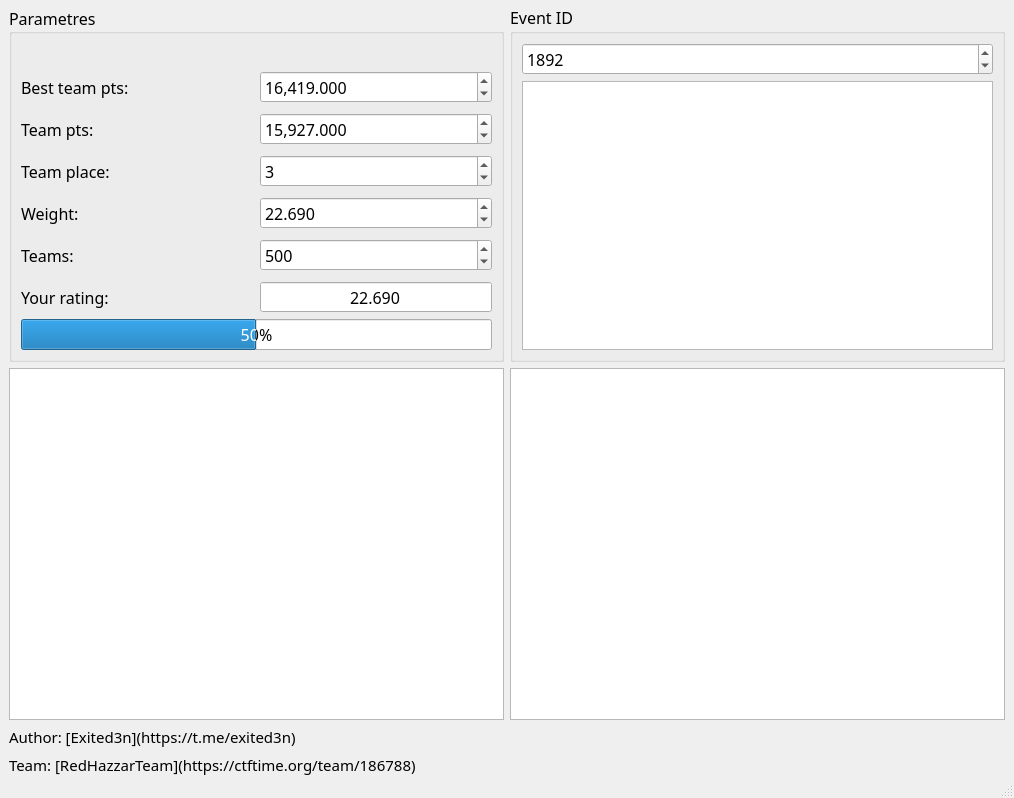
This is design.ui in akhomlyuk/ctftime_rating as Qt 5 draws it before an edit. The edited form follows.
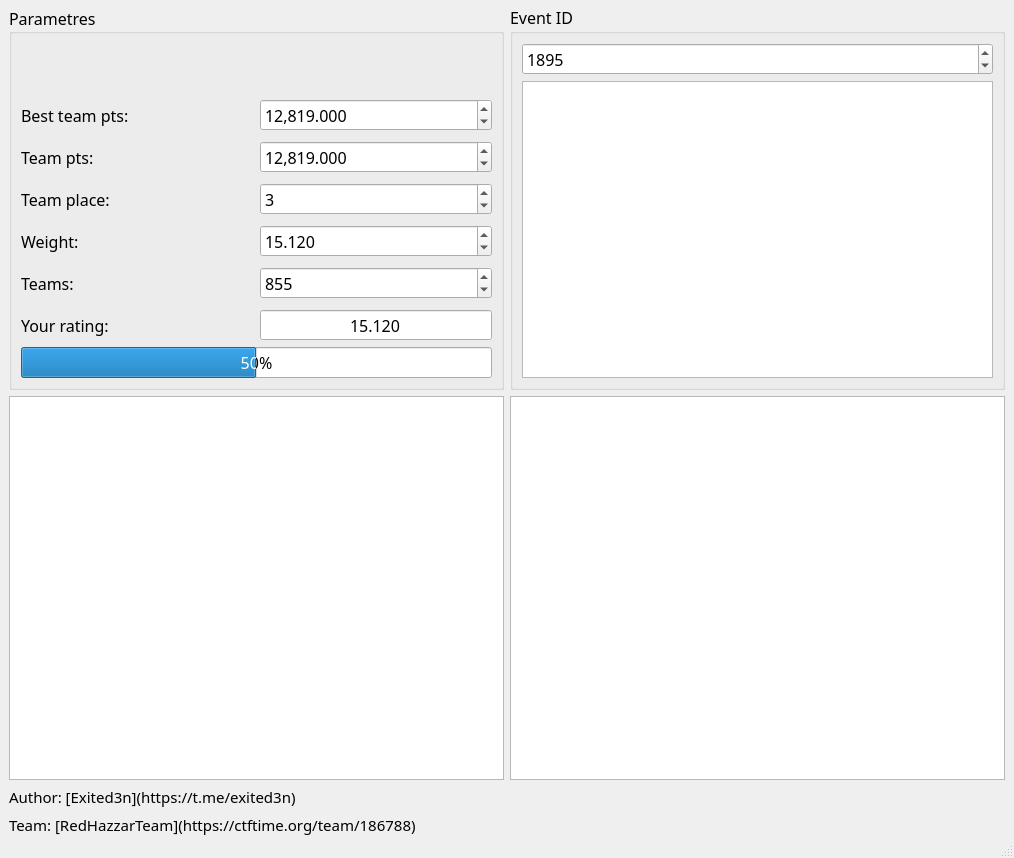
This is the edited form. Icons and pictures are not drawn.

Patch:
```diff
--- a/design.ui
+++ b/design.ui
@@ -7,7 +7,7 @@
     <x>0</x>
     <y>0</y>
     <width>1014</width>
-    <height>798</height>
+    <height>858</height>
    </rect>
   </property>
   <property name="windowTitle">
@@ -154,7 +154,7 @@
               <double>99999.990000000005239</double>
              </property>
              <property name="value">
-              <double>22.690000000000001</double>
+              <double>15.119999999999999</double>
              </property>
             </widget>
            </item>
@@ -177,7 +177,7 @@
               <number>999999</number>
              </property>
              <property name="value">
-              <number>500</number>
+              <number>855</number>
              </property>
             </widget>
            </item>
@@ -237,7 +237,7 @@
               <double>1000.000000000000000</double>
              </property>
              <property name="value">
-              <double>22.690000000000001</double>
+              <double>15.119999999999999</double>
              </property>
             </widget>
            </item>
@@ -260,7 +260,7 @@
               <double>99999.990000000005239</double>
              </property>
              <property name="value">
-              <double>15927.000000000000000</double>
+              <double>12819.000000000000000</double>
              </property>
             </widget>
            </item>
@@ -289,7 +289,7 @@
               <double>99999.990000000005239</double>
              </property>
              <property name="value">
-              <double>16419.000000000000000</double>
+              <double>12819.000000000000000</double>
              </property>
             </widget>
            </item>
@@ -310,6 +310,18 @@
            <property name="value">
             <number>50</number>
            </property>
+           <property name="textVisible">
+            <bool>true</bool>
+           </property>
+           <property name="orientation">
+            <enum>Qt::Horizontal</enum>
+           </property>
+           <property name="invertedAppearance">
+            <bool>false</bool>
+           </property>
+           <property name="textDirection">
+            <enum>QProgressBar::TopToBottom</enum>
+           </property>
           </widget>
          </item>
         </layout>
@@ -353,7 +365,7 @@
               <number>999999</number>
              </property>
              <property name="value">
-              <number>1892</number>
+              <number>1895</number>
              </property>
             </widget>
            </item>
```
